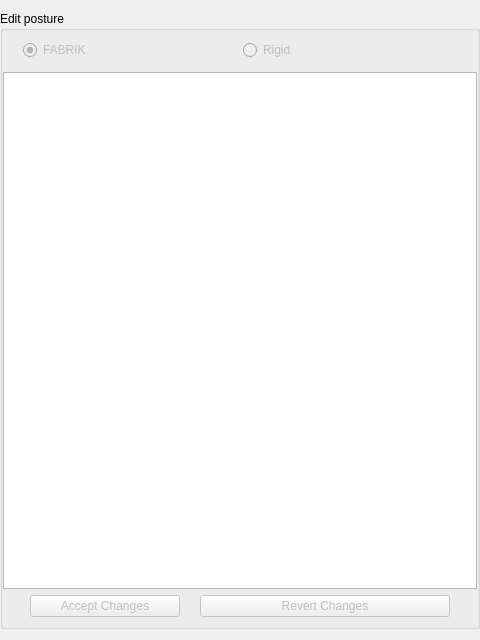
istee/cor3d, file GUI/SideWidgets/PostureJointSideWidget.ui: the form before one commit.
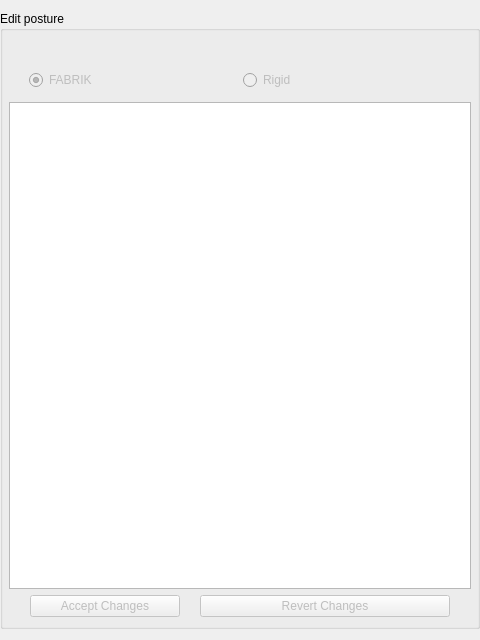
The form after the commit. Custom widgets are drawn as their Qt base class.

```diff
--- a/GUI/SideWidgets/PostureJointSideWidget.ui
+++ b/GUI/SideWidgets/PostureJointSideWidget.ui
@@ -26,7 +26,16 @@
       <string>Edit posture</string>
      </property>
      <layout class="QVBoxLayout" name="verticalLayout">
-      <property name="margin">
+      <property name="leftMargin">
+       <number>6</number>
+      </property>
+      <property name="topMargin">
+       <number>30</number>
+      </property>
+      <property name="rightMargin">
+       <number>6</number>
+      </property>
+      <property name="bottomMargin">
        <number>0</number>
       </property>
       <item>
```
